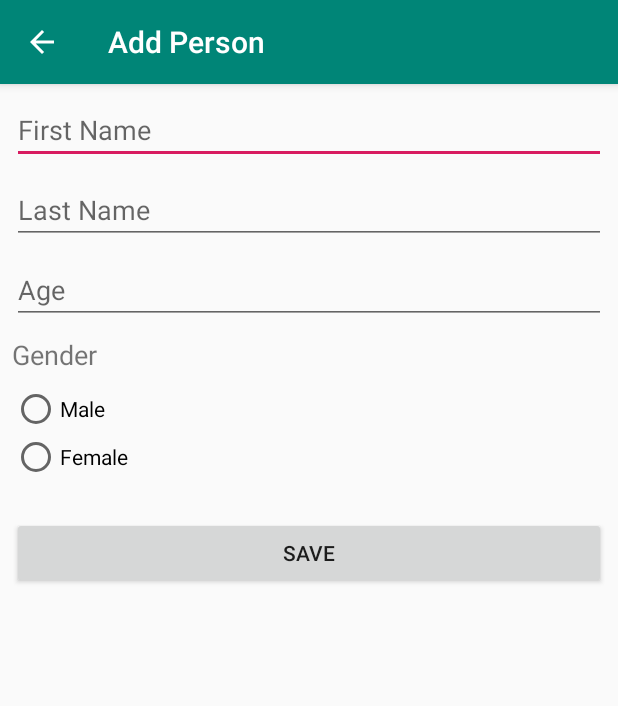
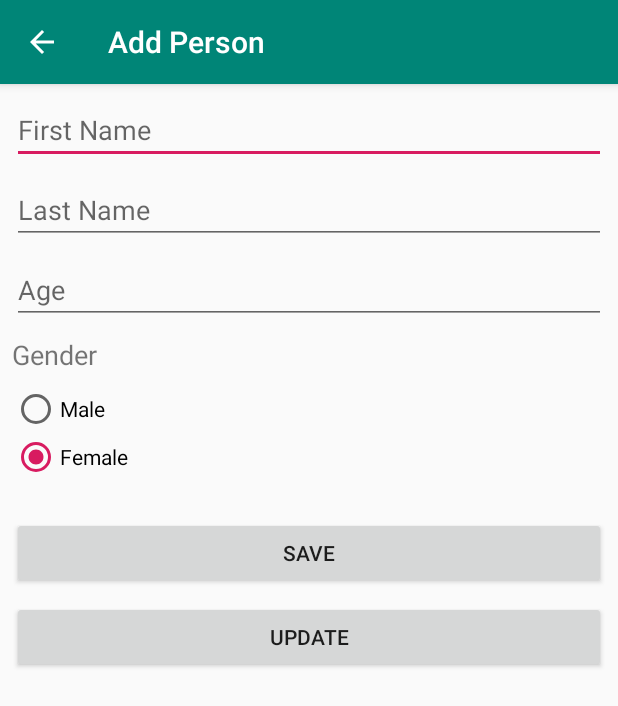
Before and after one commit to lufimon/cdgsWorkshop, an Android app: the LocalActivity screen opened directly, with no data from a screen before it, after a tap on "ADD", on a phone screen of 412 x 824 dp. Shown: the top 706 px of the screen. Run offline under Robolectric (Android 15) with nearby library versions, the phone set to English and light mode, and no system bars; our stand-ins replace Room's generated code; 6 statements that could not run were skipped.

Commit message:
update section

```diff
--- a/app/src/main/java/th/co/cdgs/workshop1/local/LocalAdapter.kt
+++ b/app/src/main/java/th/co/cdgs/workshop1/local/LocalAdapter.kt
@@ -1,5 +1,7 @@
 package th.co.cdgs.workshop1.local
 
+import android.content.Intent
+import android.support.constraint.ConstraintLayout
 import android.support.v7.widget.RecyclerView
 import android.view.LayoutInflater
 import android.view.View
@@ -38,6 +40,13 @@ class LocalAdapter : /* two add implement abstract recycleview adapter and three
         holder.txtFullName.text = data.firstName.plus(" ").plus(data.lastName)
         holder.txtAge.text = data.age.toString()
         holder.txtGender.text = data.gender
+
+        //after create insert person go to entity add Serializable
+        holder.conLayoutItem.setOnClickListener {
+            val intent = Intent(holder.itemView.context, LocalAddActivity::class.java)
+            intent.putExtra("DATA", data)
+            holder.itemView.context.startActivity(intent)
+        }
     }
 
     //first create from create view holder
@@ -46,5 +55,8 @@ class LocalAdapter : /* two add implement abstract recycleview adapter and three
         val txtFullName = view.findViewById<TextView>(R.id.txt_fullname)
         val txtAge = view.findViewById<TextView>(R.id.txt_age)
         val txtGender = view.findViewById<TextView>(R.id.txt_gender)
+
+        //after create insert person
+        val conLayoutItem = view.findViewById<ConstraintLayout>(R.id.con_layout_item)
     }
 }
--- a/app/src/main/java/th/co/cdgs/workshop1/local/data/Person.kt
+++ b/app/src/main/java/th/co/cdgs/workshop1/local/data/Person.kt
@@ -3,6 +3,8 @@ package th.co.cdgs.workshop1.local.data
 import android.arch.persistence.room.ColumnInfo
 import android.arch.persistence.room.Entity
 import android.arch.persistence.room.PrimaryKey
+import java.io.Serializable
+
 //1
 @Entity(tableName = "person")
 data class Person(
@@ -11,4 +13,4 @@ data class Person(
     @ColumnInfo(name = "last_name") var lastName: String? = null,
     @ColumnInfo(name = "age") var age: Int? = null,
     @ColumnInfo(name = "gender") var gender: String? = null
-)
+): /*add when update section*/Serializable
--- a/app/src/main/res/layout/activity_local_add.xml
+++ b/app/src/main/res/layout/activity_local_add.xml
@@ -65,4 +65,11 @@
             android:id="@+id/btn_save_add" android:layout_marginTop="24dp"
             app:layout_constraintTop_toBottomOf="@+id/rdg_gender" app:layout_constraintStart_toStartOf="parent"
             android:layout_marginStart="8dp" app:layout_constraintEnd_toEndOf="parent" android:layout_marginEnd="8dp"/>
+    <Button
+            android:text="Update"
+            android:layout_width="0dp"
+            android:layout_height="wrap_content" android:id="@+id/btn_update"
+            app:layout_constraintTop_toBottomOf="@+id/btn_save_add" app:layout_constraintEnd_toEndOf="parent"
+            android:layout_marginEnd="8dp" app:layout_constraintStart_toStartOf="parent"
+            android:layout_marginStart="8dp" android:layout_marginTop="8dp"/>
 </android.support.constraint.ConstraintLayout>
--- a/app/src/main/res/layout/item_person_detail.xml
+++ b/app/src/main/res/layout/item_person_detail.xml
@@ -13,6 +13,7 @@
             android:layout_marginEnd="4dp" app:layout_constraintStart_toStartOf="parent"
             android:layout_marginStart="4dp">
         <android.support.constraint.ConstraintLayout
+                android:id="@+id/con_layout_item"
                 android:layout_width="match_parent"
                 android:layout_height="match_parent">
 
```
Also changed, not shown: app/src/main/java/th/co/cdgs/workshop1/local/LocalAddActivity.kt (+36 -0 lines).
